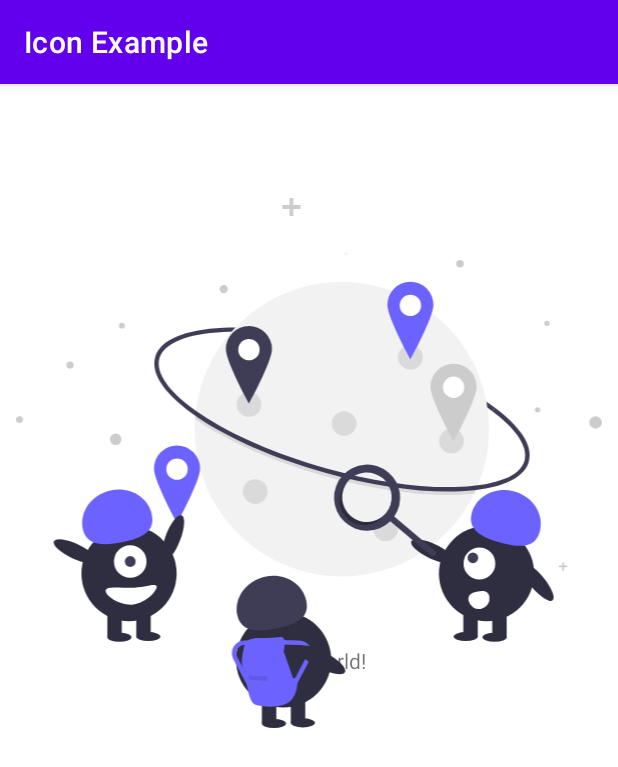
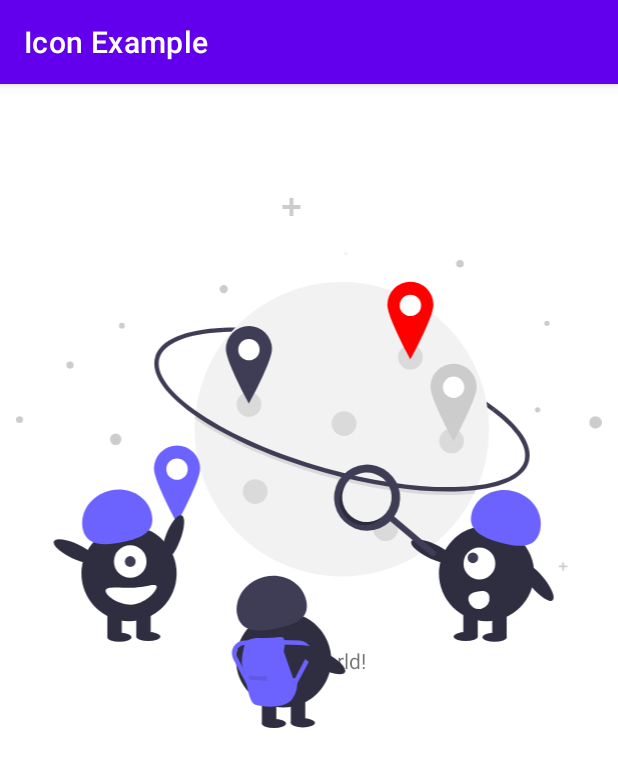
Before and after one commit to mrsndr/IconExample, an Android app: the screen it shows after launch (MainActivity), on a phone screen of 412 x 824 dp. Shown: the top 767 px of the screen. Run offline under Robolectric (Android 15) with nearby library versions, the phone set to English and light mode, and no system bars.

Commit message:
Changed the color on the vector

```diff
--- a/app/src/main/res/drawable/ic_undraw_traveling_re_weve.xml
+++ b/app/src/main/res/drawable/ic_undraw_traveling_re_weve.xml
@@ -89,9 +89,11 @@
   <path
       android:pathData="M356.251,97.12m-14.747,0a14.747,14.747 0,1 1,29.494 0a14.747,14.747 0,1 1,-29.494 0"
       android:fillColor="#fff"/>
+
+  <!-- Red drop "#6c63ff" -->
   <path
       android:pathData="M356.251,75.763a20.849,20.849 0,0 0,-20.849 20.849c0,11.515 20.849,49.325 20.849,49.325s20.849,-37.811 20.849,-49.325A20.849,20.849 0,0 0,356.251 75.763ZM356.251,106.782a9.662,9.662 0,1 1,9.662 -9.662,9.662 9.662,0 0,1 -9.662,9.662h0Z"
-      android:fillColor="#6c63ff"/>
+      android:fillColor="#ff0000"/>
   <path
       android:pathData="M210.251,137.12m-14.747,0a14.747,14.747 0,1 1,29.494 0a14.747,14.747 0,1 1,-29.494 0"
       android:fillColor="#fff"/>
```
